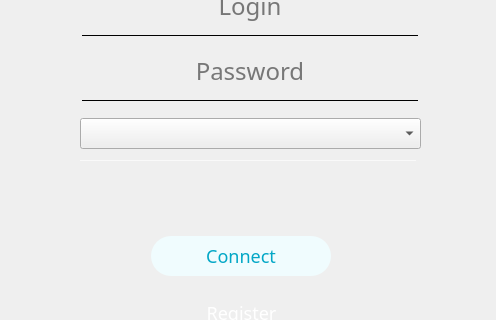
The window that DapVpnGui/ui/login_desktop.ui (bsn5/1) describes before a commit, drawn with Qt 5; both pictures show x 399 to 895 and y 358 to 678 of the 1280 by 800 pixel window.
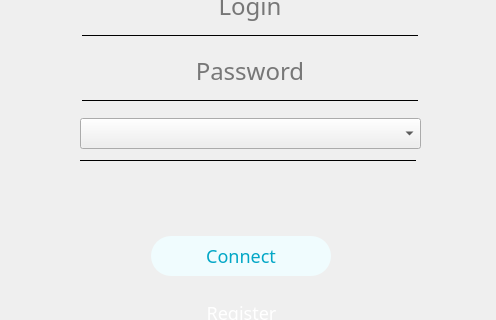
The same window after the commit. Icons and pictures are not drawn.

The edit to the form file:
```diff
--- a/DapVpnGui/ui/login_desktop.ui
+++ b/DapVpnGui/ui/login_desktop.ui
@@ -749,7 +749,7 @@
               </size>
              </property>
              <property name="styleSheet">
-              <string notr="true">color: rgba(255, 255, 255, 0.65);</string>
+              <string notr="true"/>
              </property>
              <property name="frameShadow">
               <enum>QFrame::Plain</enum>
```
Left out of the diff: 2 changed lines with no effect on the pictures.
